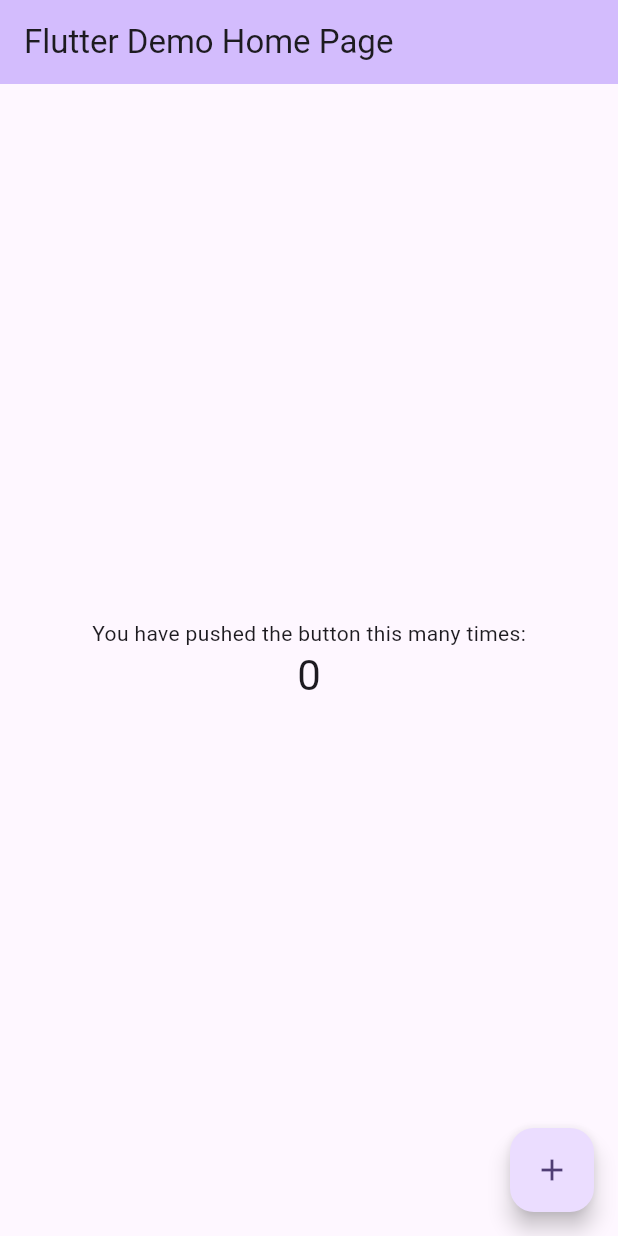
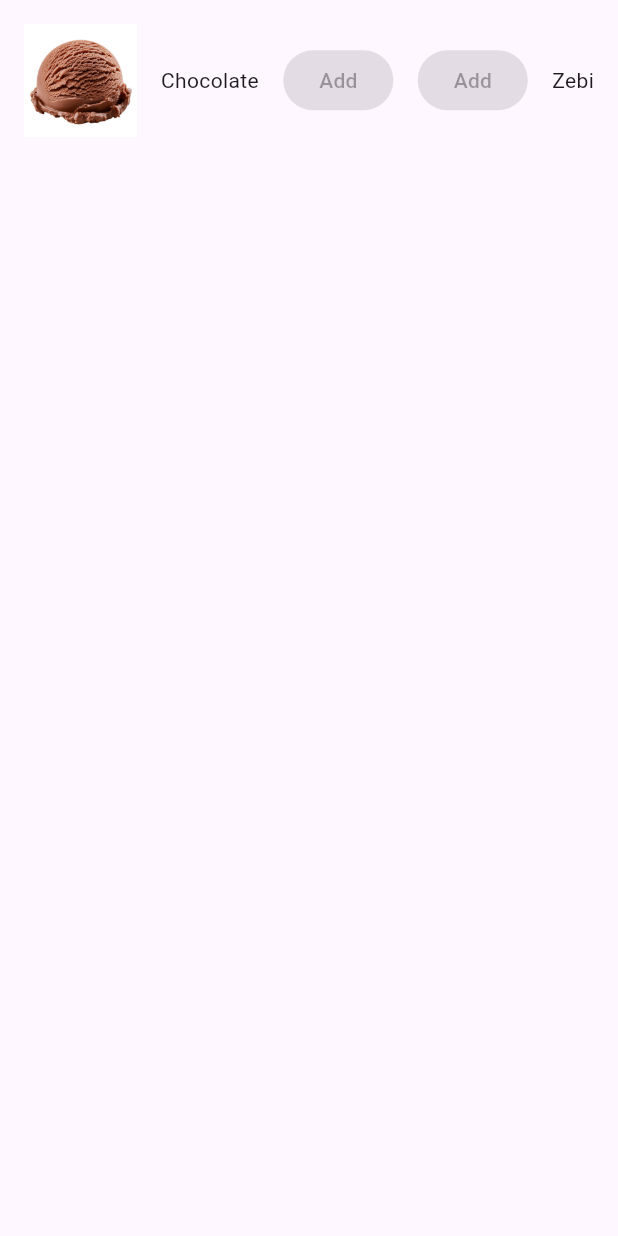
Before and after one commit to lukameunier/ice-cream, a Flutter app: the screen it shows after launch, on a phone screen of 412 x 824 dp. Run offline on Flutter 3.47's test engine with Material 3 defaults, Android fonts, the phone set to English and light mode, and no system bars; our stand-ins replace get_it.

Commit message:
feat(widget): add Flavour widget template

```diff
--- /dev/null
+++ b/devtools_options.yaml
@@ -0,0 +1,3 @@
+description: This file stores settings for Dart & Flutter DevTools.
+documentation: https://docs.flutter.dev/tools/devtools/extensions#configure-extension-enablement-states
+extensions:
--- a/lib/main.dart
+++ b/lib/main.dart
@@ -1,6 +1,14 @@
 import 'package:flutter/material.dart';
+import 'package:get_it/get_it.dart';
+import 'package:icecream/models/repository/icecream_repository.dart';
+import 'package:icecream/models/repository/icecream_repository_dummy_impl.dart';
+import 'package:icecream/views/flavours_widget.dart';
+import 'package:icecream/views/home_widget.dart';
 
 void main() {
+
+  GetIt.instance.registerSingleton<IcecreamRepository>(IcecreamRepositoryDummyImpl());
+
   runApp(const MyApp());
 }
 
@@ -10,57 +18,12 @@ class MyApp extends StatelessWidget {
   @override
   Widget build(BuildContext context) {
     return MaterialApp(
+      debugShowCheckedModeBanner: false,
       title: 'Flutter Demo',
       theme: ThemeData(
         colorScheme: .fromSeed(seedColor: Colors.deepPurple),
       ),
-      home: const MyHomePage(title: 'Flutter Demo Home Page'),
+      home: const FlavoursWidget(),
     );
   }
 }
-
-class MyHomePage extends StatefulWidget {
-  const MyHomePage({super.key, required this.title});
-
-  final String title;
-
-  @override
-  State<MyHomePage> createState() => _MyHomePageState();
-}
-
-class _MyHomePageState extends State<MyHomePage> {
-  int _counter = 0;
-
-  void _incrementCounter() {
-    setState(() {
-      _counter++;
-    });
-  }
-
-  @override
-  Widget build(BuildContext context) {
-    return Scaffold(
-      appBar: AppBar(
-        backgroundColor: Theme.of(context).colorScheme.inversePrimary,
-        title: Text(widget.title),
-      ),
-      body: Center(
-        child: Column(
-          mainAxisAlignment: .center,
-          children: [
-            const Text('You have pushed the button this many times:'),
-            Text(
-              '$_counter',
-              style: Theme.of(context).textTheme.headlineMedium,
-            ),
-          ],
-        ),
-      ),
-      floatingActionButton: FloatingActionButton(
-        onPressed: _incrementCounter,
-        tooltip: 'Increment',
-        child: const Icon(Icons.add),
-      ),
-    );
-  }
-}
--- /dev/null
+++ b/lib/views/flavours_widget.dart
@@ -0,0 +1,40 @@
+import 'package:flutter/material.dart';
+
+class FlavoursWidget extends StatelessWidget {
+  const FlavoursWidget({super.key});
+
+  @override
+  Widget build(BuildContext context) {
+    return Scaffold(
+      body: Padding(
+        padding: const EdgeInsets.all(16.0),
+        child: Column(
+          crossAxisAlignment: CrossAxisAlignment.start,
+          children: [
+            Row(
+              mainAxisAlignment: MainAxisAlignment.spaceBetween,
+              children: const [
+                Image(
+                  image: AssetImage("assets/chocolate.jpg"),
+                  height: 75,
+                ),
+                Text("Chocolate"),
+                ElevatedButton(
+                  onPressed: null,
+                  child: Text("Add"),
+
+                ),
+                ElevatedButton(
+                    onPressed: null,
+                    child: Text("Add")
+
+                ),
+                Text("Zebi")
+              ],
+            ),
+          ],
+        ),
+      ),
+    );
+  }
+}
--- a/pubspec.yaml
+++ b/pubspec.yaml
@@ -28,6 +28,9 @@ environment:
 # the latest version available on pub.dev. To see which dependencies have newer
 # versions available, run `flutter pub outdated`.
 dependencies:
+
+  get_it: ^9.2.0
+
   flutter:
     sdk: flutter
 
@@ -51,6 +54,9 @@ dev_dependencies:
 
 # The following section is specific to Flutter packages.
 flutter:
+
+  assets:
+    - assets/
 
   # The following line ensures that the Material Icons font is
   # included with your application, so that you can use the icons in
```
Also changed, not shown: lib/views/home_widget.dart (added, +32 -0 lines), assets/chocolate.jpg (added), assets/pistachio.jpg (added), assets/vanilla.jpg (added), pubspec.lock, 1 other file.
